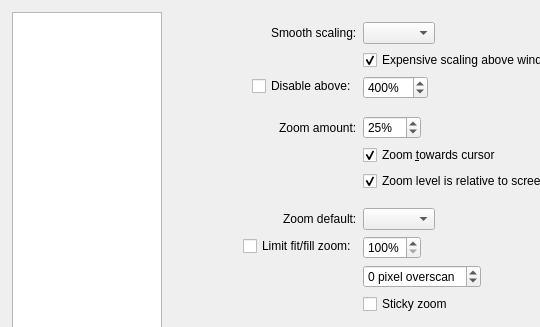
This is src/qvoptionsdialog.ui in jdpurcell/qView as Qt 5 draws it before an edit; both pictures show x 0 to 540 and y 0 to 327 of the 660 by 640 pixel window. The edited form follows.
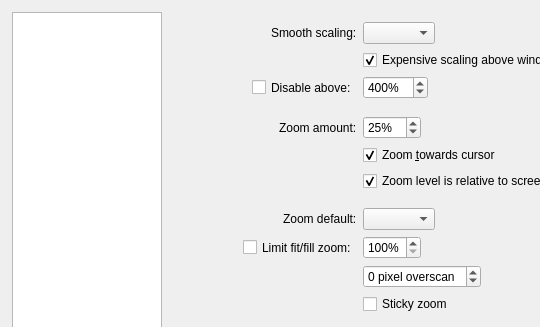
This is the edited form. The open tabs and pages were chosen to show the change.

Commit message:
Revert "macOS: Fix Options UI issues on macOS 27"
This reverts commit 7a5b67aefea72cd7b3af42c99696f5a5582d8d74.

The edit to the form file:
```diff
--- a/src/qvoptionsdialog.ui
+++ b/src/qvoptionsdialog.ui
@@ -451,6 +451,12 @@
           </item>
           <item row="2" column="0">
            <widget class="QCheckBox" name="smoothScalingLimitCheckbox">
+            <property name="sizePolicy">
+             <sizepolicy hsizetype="Minimum" vsizetype="Minimum">
+              <horstretch>0</horstretch>
+              <verstretch>0</verstretch>
+             </sizepolicy>
+            </property>
             <property name="text">
              <string>Disable above:</string>
             </property>
@@ -565,6 +571,12 @@
           </item>
           <item row="9" column="0">
            <widget class="QCheckBox" name="fitZoomLimitCheckbox">
+            <property name="sizePolicy">
+             <sizepolicy hsizetype="Minimum" vsizetype="Minimum">
+              <horstretch>0</horstretch>
+              <verstretch>0</verstretch>
+             </sizepolicy>
+            </property>
             <property name="text">
              <string>Limit fit/fill zoom:</string>
             </property>
```
Left out of the diff: 12 changed lines with no effect on the pictures. The commit also changes 1 other file.
